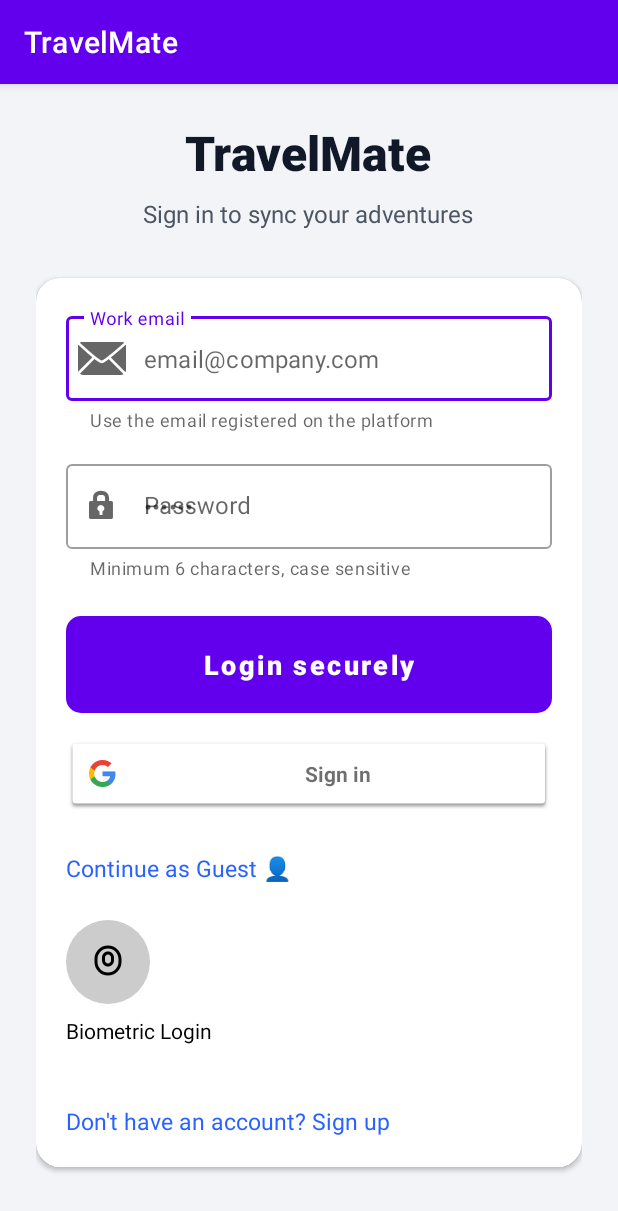
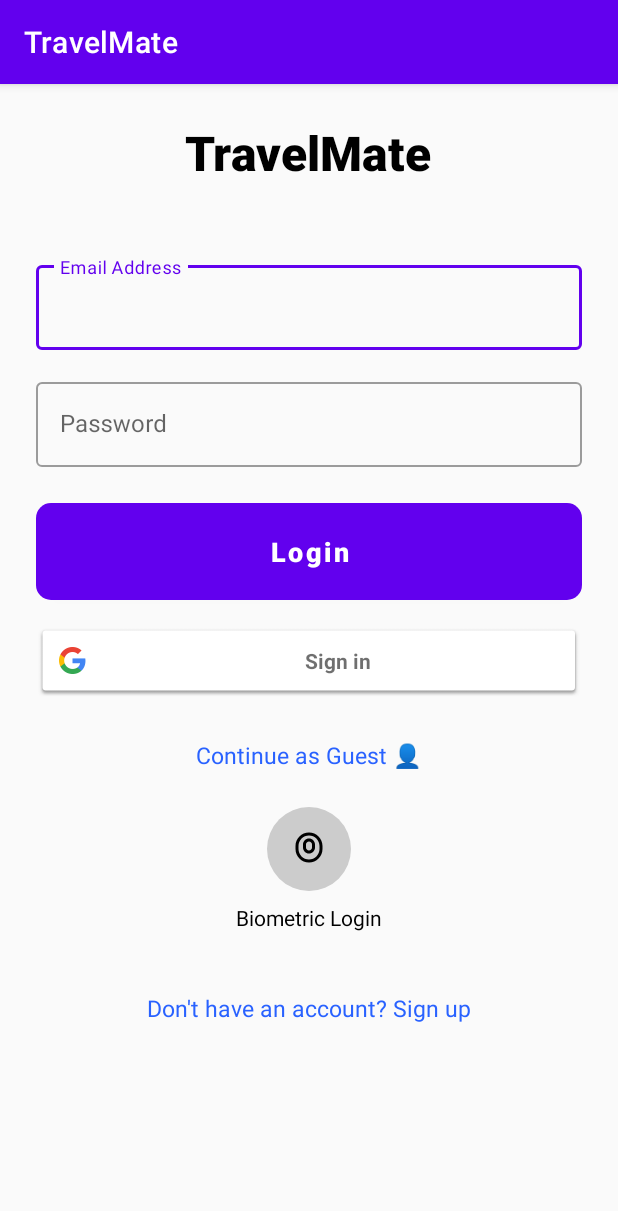
Before and after one commit to sergiu1301/mobile, an Android app: the screen it shows after launch (LoginActivity), on a phone screen of 412 x 824 dp. Shown: the top 1211 px of the screen. Run offline under Robolectric (Android 15) with nearby library versions, the phone set to English and light mode, and no system bars; our stand-ins replace Room's generated code; 4 statements that could not run were skipped.

Commit message:
Revert "Improve authentication UX and offline trip syncing"

```diff
--- a/app/src/main/java/com/example/travelmate/TripAdapter.kt
+++ b/app/src/main/java/com/example/travelmate/TripAdapter.kt
@@ -26,7 +26,6 @@ class TripAdapter(
         val tvWeather: TextView = itemView.findViewById(R.id.tvTripWeather)
         val ivWeatherIcon: ImageView = itemView.findViewById(R.id.ivWeatherIcon)
         val btnDelete: ImageButton = itemView.findViewById(R.id.btnDeleteTrip) // 🆕 buton delete
-        val tvPendingBadge: TextView = itemView.findViewById(R.id.tvPendingBadge)
     }
 
     override fun onCreateViewHolder(parent: ViewGroup, viewType: Int): TripViewHolder {
@@ -41,9 +40,6 @@ class TripAdapter(
         holder.tvTitle.text = trip.title
         holder.tvDestination.text = "📍 ${trip.destination}"
         holder.tvDates.text = "🗓️ ${trip.startDate} → ${trip.endDate}"
-
-        holder.tvPendingBadge.visibility = if (trip.pendingSync) View.VISIBLE else View.GONE
-        holder.cardContainer.alpha = if (trip.pendingSync) 0.85f else 1f
 
         if (trip.weatherTemp != null && trip.weatherDescription != null) {
             holder.tvWeather.text = "${trip.weatherTemp}, ${trip.weatherDescription}"
--- a/app/src/main/java/com/example/travelmate/data/Trip.kt
+++ b/app/src/main/java/com/example/travelmate/data/Trip.kt
@@ -12,7 +12,6 @@ data class Trip(
     val endDate: String,
     val notes: String,
     val ownerEmail: String,
-    var pendingSync: Boolean = false,
     var weatherTemp: String? = null,
     var weatherDescription: String? = null
 )
--- a/app/src/main/java/com/example/travelmate/data/TripDao.kt
+++ b/app/src/main/java/com/example/travelmate/data/TripDao.kt
@@ -28,10 +28,4 @@ interface TripDao {
 
     @Query("SELECT * FROM trips WHERE id = :tripId LIMIT 1")
     suspend fun getTripById(tripId: Int): Trip?
-
-    @Query("SELECT * FROM trips WHERE pendingSync = 1")
-    suspend fun getPendingTrips(): List<Trip>
-
-    @Query("UPDATE trips SET pendingSync = :pending WHERE id = :id")
-    suspend fun updatePendingStatus(id: Int, pending: Boolean)
 }
--- a/app/src/main/java/com/example/travelmate/data/TripDatabase.kt
+++ b/app/src/main/java/com/example/travelmate/data/TripDatabase.kt
@@ -5,7 +5,7 @@ import androidx.room.Room
 import androidx.room.RoomDatabase
 import android.content.Context
 
-@Database(entities = [Trip::class, User::class], version = 10, exportSchema = false)
+@Database(entities = [Trip::class, User::class], version = 9, exportSchema = false)
 abstract class TripDatabase : RoomDatabase() {
     abstract fun tripDao(): TripDao
     abstract fun userDao(): UserDao
--- a/app/src/main/java/com/example/travelmate/network/ApiService.kt
+++ /dev/null
@@ -1,73 +0,0 @@
-package com.example.travelmate.network
-
-import android.util.Log
-import kotlinx.coroutines.Dispatchers
-import kotlinx.coroutines.withContext
-import okhttp3.MediaType.Companion.toMediaType
-import okhttp3.OkHttpClient
-import okhttp3.Request
-import okhttp3.RequestBody.Companion.toRequestBody
-import org.json.JSONObject
-import java.io.IOException
-import java.util.concurrent.TimeUnit
-
-object ApiService {
-    private const val BASE_URL = "http://10.0.2.2:8000"
-    private val jsonMediaType = "application/json; charset=utf-8".toMediaType()
-
-    private val client: OkHttpClient = OkHttpClient.Builder()
-        .callTimeout(10, TimeUnit.SECONDS)
-        .addInterceptor { chain ->
-            val builder = chain.request().newBuilder()
-            tokenProvider?.invoke()?.let { token ->
-                builder.addHeader("Authorization", "Bearer $token")
-            }
-            chain.proceed(builder.build())
-        }
-        .build()
-
-    private var tokenProvider: (() -> String?)? = null
-
-    fun setTokenProvider(provider: () -> String?) {
-        tokenProvider = provider
-    }
-
-    fun clearTokenProvider() {
-        tokenProvider = null
-    }
-
-    suspend fun postJson(
-        endpoint: String,
-        payload: JSONObject,
-        requiresAuth: Boolean = false,
-        tokenOverride: String? = null
-    ): Result<JSONObject> = withContext(Dispatchers.IO) {
-        try {
-            val body = payload.toString().toRequestBody(jsonMediaType)
-            val requestBuilder = Request.Builder()
-                .url("$BASE_URL$endpoint")
-                .post(body)
-                .addHeader("Content-Type", jsonMediaType.toString())
-
-            val token = tokenOverride ?: tokenProvider?.invoke()
-            if (requiresAuth && !token.isNullOrBlank()) {
-                requestBuilder.addHeader("Authorization", "Bearer $token")
-            } else if (requiresAuth) {
-                return@withContext Result.failure(IOException("Missing auth token"))
-            }
-
-            client.newCall(requestBuilder.build()).execute().use { response ->
-                val content = response.body?.string() ?: ""
-                if (!response.isSuccessful) {
-                    Log.e("ApiService", "POST $endpoint failed: ${response.code} -> $content")
-                    return@withContext Result.failure(IOException("${response.code}"))
-                }
-
-                return@withContext Result.success(JSONObject(content.ifBlank { "{}" }))
-            }
-        } catch (e: Exception) {
-            Log.e("ApiService", "POST $endpoint exception", e)
-            Result.failure(e)
-        }
-    }
-}
--- a/app/src/main/java/com/example/travelmate/repository/TripRepository.kt
+++ b/app/src/main/java/com/example/travelmate/repository/TripRepository.kt
@@ -17,12 +17,6 @@ class TripRepository(private val tripDao: TripDao) {
         tripDao.updateWeather(id, temp, description)
     }
 
-    suspend fun getPendingTrips(): List<Trip> = tripDao.getPendingTrips()
-
-    suspend fun updatePendingStatus(id: Int, pending: Boolean) {
-        tripDao.updatePendingStatus(id, pending)
-    }
-
     suspend fun getTripsForUser(email: String): List<Trip> {
         return tripDao.getTripsByUser(email)
     }
--- a/app/src/main/java/com/example/travelmate/ui/activities/AddTripActivity.kt
+++ b/app/src/main/java/com/example/travelmate/ui/activities/AddTripActivity.kt
@@ -136,8 +136,7 @@ class AddTripActivity : AppCompatActivity() {
             startDate = startDate,
             endDate = endDate,
             notes = notes,
-            ownerEmail = ownerEmail,
-            pendingSync = !isOnline()
+            ownerEmail = ownerEmail
         )
 
         if (isOnline()) {
@@ -178,8 +177,7 @@ class AddTripActivity : AppCompatActivity() {
             startDate = startDate,
             endDate = endDate,
             notes = notes,
-            ownerEmail = ownerEmail,
-            pendingSync = !isOnline()
+            ownerEmail = ownerEmail
         )
 
         if (isOnline()) {
--- a/app/src/main/java/com/example/travelmate/ui/activities/LoginActivity.kt
+++ b/app/src/main/java/com/example/travelmate/ui/activities/LoginActivity.kt
@@ -18,7 +18,6 @@ import androidx.security.crypto.MasterKey
 import com.example.travelmate.R
 import com.example.travelmate.data.TripDatabase
 import com.example.travelmate.data.User
-import com.example.travelmate.network.ApiService
 import com.example.travelmate.network.RemoteServerClient
 import com.example.travelmate.repository.UserRepository
 import com.google.android.gms.auth.api.signin.GoogleSignIn
@@ -90,8 +89,6 @@ class LoginActivity : AppCompatActivity() {
             EncryptedSharedPreferences.PrefValueEncryptionScheme.AES256_GCM
         )
 
-        ApiService.setTokenProvider { securePrefs.getString("auth_token", null) }
-
         val db = TripDatabase.getDatabase(this)
         userRepository = UserRepository(db.userDao())
 
@@ -125,9 +122,7 @@ class LoginActivity : AppCompatActivity() {
         }
 
         btnGoogle.setOnClickListener {
-            googleSignInClient.signOut().addOnCompleteListener {
-                startActivityForResult(googleSignInClient.signInIntent, RC_SIGN_IN)
-            }
+            startActivityForResult(googleSignInClient.signInIntent, RC_SIGN_IN)
         }
 
         btnBiometric.setOnClickListener {
--- a/app/src/main/java/com/example/travelmate/ui/activities/ManageUsersActivity.kt
+++ b/app/src/main/java/com/example/travelmate/ui/activities/ManageUsersActivity.kt
@@ -26,7 +26,6 @@ class ManageUsersActivity : AppCompatActivity() {
     private lateinit var tvNoUsers: TextView
     private lateinit var btnLogout: Button
     private lateinit var tvAdminTitle: TextView
-    private lateinit var btnAddLocation: Button
 
     override fun onCreate(savedInstanceState: Bundle?) {
         super.onCreate(savedInstanceState)
@@ -39,7 +38,6 @@ class ManageUsersActivity : AppCompatActivity() {
         tvNoUsers = findViewById(R.id.tvNoUsers)
         btnLogout = findViewById(R.id.btnLogout)
         tvAdminTitle = findViewById(R.id.tvAdminTitle)
-        btnAddLocation = findViewById(R.id.btnAddLocation)
 
         val db = TripDatabase.getDatabase(this)
         userRepository = UserRepository(db.userDao())
@@ -76,10 +74,6 @@ class ManageUsersActivity : AppCompatActivity() {
 
         btnLogout.setOnClickListener {
             startActivity(Intent(this, SettingsActivity::class.java))
-        }
-
-        btnAddLocation.setOnClickListener {
-            startActivity(Intent(this, AddTripActivity::class.java))
         }
     }
 
--- a/app/src/main/java/com/example/travelmate/ui/activities/SettingsActivity.kt
+++ b/app/src/main/java/com/example/travelmate/ui/activities/SettingsActivity.kt
@@ -13,7 +13,6 @@ import androidx.security.crypto.EncryptedSharedPreferences
 import androidx.security.crypto.MasterKey
 import com.example.travelmate.R
 import com.example.travelmate.data.TripDatabase
-import com.example.travelmate.network.ApiService
 import com.example.travelmate.repository.UserRepository
 import com.google.android.material.snackbar.Snackbar
 import kotlinx.coroutines.Dispatchers
@@ -100,11 +99,8 @@ class SettingsActivity : AppCompatActivity() {
                 securePrefs.edit().apply {
                     remove("email")
                     remove("role")
-                    remove("auth_token")
                     apply()
                 }
-
-                ApiService.clearTokenProvider()
 
                 Snackbar.make(tvLogout, "Logged out successfully 👋", Snackbar.LENGTH_SHORT)
                     .setBackgroundTint(ContextCompat.getColor(this@SettingsActivity, android.R.color.holo_red_dark))
--- a/app/src/main/res/drawable/bg_tag_pending.xml
+++ /dev/null
@@ -1,5 +0,0 @@
-<shape xmlns:android="http://schemas.android.com/apk/res/android" android:shape="rectangle">
-    <solid android:color="#FFF3E0" />
-    <corners android:radius="12dp" />
-    <stroke android:width="1dp" android:color="#FF9800" />
-</shape>
--- a/app/src/main/res/layout/activity_login.xml
+++ b/app/src/main/res/layout/activity_login.xml
@@ -1,11 +1,9 @@
 <?xml version="1.0" encoding="utf-8"?>
 <ScrollView xmlns:android="http://schemas.android.com/apk/res/android"
     xmlns:tools="http://schemas.android.com/tools"
-    xmlns:app="http://schemas.android.com/apk/res-auto"
-    xmlns:card_view="http://schemas.android.com/apk/res-auto"
     android:layout_width="match_parent"
     android:layout_height="match_parent"
-    android:background="#F2F4F7"
+    android:background="#FAFAFA"
     android:padding="24dp"
     android:fillViewport="true"
     tools:context=".ui.activities.LoginActivity">
@@ -24,49 +22,24 @@
             android:text="TravelMate"
             android:textSize="32sp"
             android:textStyle="bold"
-            android:textColor="#111827"
-            android:layout_marginBottom="8dp"
+            android:textColor="#000000"
+            android:layout_marginBottom="48dp"
             android:fontFamily="sans-serif-medium" />
-
-        <TextView
-            android:layout_width="wrap_content"
-            android:layout_height="wrap_content"
-            android:text="Sign in to sync your adventures"
-            android:textColor="#4B5563"
-            android:textSize="16sp"
-            android:layout_marginBottom="32dp" />
-
-        <androidx.cardview.widget.CardView
-            android:layout_width="match_parent"
-            android:layout_height="wrap_content"
-            android:layout_marginBottom="24dp"
-            android:elevation="6dp"
-            android:foreground="?attr/selectableItemBackground"
-            card_view:cardCornerRadius="16dp">
-
-            <LinearLayout
-                android:layout_width="match_parent"
-                android:layout_height="wrap_content"
-                android:orientation="vertical"
-                android:padding="20dp">
 
         <!-- 🔹 Email input -->
         <com.google.android.material.textfield.TextInputLayout
             android:id="@+id/inputLayoutEmail"
             android:layout_width="match_parent"
             android:layout_height="wrap_content"
-                    android:hint="Work email"
+            android:hint="Email Address"
             style="@style/Widget.MaterialComponents.TextInputLayout.OutlinedBox"
-                    android:layout_marginBottom="16dp"
-                    app:startIconDrawable="@android:drawable/ic_dialog_email"
-                    app:helperText="Use the email registered on the platform">
+            android:layout_marginBottom="16dp">
 
             <com.google.android.material.textfield.TextInputEditText
                 android:id="@+id/etEmail"
                 android:layout_width="match_parent"
                 android:layout_height="wrap_content"
-                        android:inputType="textEmailAddress"
-                        android:hint="email@company.com" />
+                android:inputType="textEmailAddress" />
         </com.google.android.material.textfield.TextInputLayout>
 
         <com.google.android.material.textfield.TextInputLayout
@@ -75,23 +48,20 @@
             android:layout_height="wrap_content"
             android:hint="Password"
             style="@style/Widget.MaterialComponents.TextInputLayout.OutlinedBox"
-                    android:layout_marginBottom="24dp"
-                    app:startIconDrawable="@android:drawable/ic_lock_idle_lock"
-                    app:helperText="Minimum 6 characters, case sensitive">
+            android:layout_marginBottom="24dp">
 
             <com.google.android.material.textfield.TextInputEditText
                 android:id="@+id/etPassword"
                 android:layout_width="match_parent"
                 android:layout_height="wrap_content"
-                        android:inputType="textPassword"
-                        android:hint="••••••" />
+                android:inputType="textPassword" />
         </com.google.android.material.textfield.TextInputLayout>
 
         <Button
             android:id="@+id/btnLogin"
             android:layout_width="match_parent"
             android:layout_height="wrap_content"
-                    android:text="Login securely"
+            android:text="Login"
             android:textAllCaps="false"
             android:textStyle="bold"
             android:textSize="18sp"
@@ -154,8 +124,6 @@
             android:textColor="#2962FF"
             android:layout_marginTop="24dp"
             android:textSize="15sp" />
-            </LinearLayout>
-        </androidx.cardview.widget.CardView>
 
     </LinearLayout>
 </ScrollView>
```
Also changed, not shown: app/src/main/java/com/example/travelmate/network/RemoteServerClient.kt (+76 -13 lines), app/src/main/java/com/example/travelmate/ui/activities/TripListActivity.kt (+0 -23 lines), app/src/main/java/com/example/travelmate/utils/PendingSyncManager.kt (deleted, +0 -32 lines), app/src/main/res/layout/activity_manage_users.xml (+0 -11 lines), app/src/main/res/layout/item_trip.xml (+7 -30 lines). Lines whose indentation alone changed are shown as unchanged.
